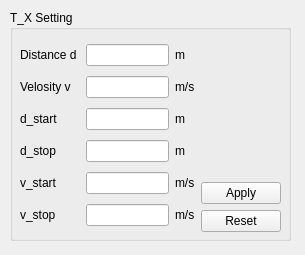
Bennys-Quarter/FMCW_Simulator, file app/ui/popup_target_setting.ui: the form before one commit.
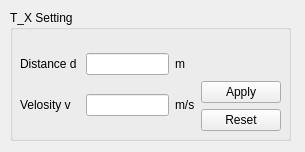
The form after the commit.

The edit to the form file:
```diff
--- a/app/ui/popup_target_setting.ui
+++ b/app/ui/popup_target_setting.ui
@@ -7,7 +7,7 @@
     <x>0</x>
     <y>0</y>
     <width>305</width>
-    <height>255</height>
+    <height>152</height>
    </rect>
   </property>
   <property name="windowTitle">
@@ -19,7 +19,7 @@
      <x>10</x>
      <y>10</y>
      <width>281</width>
-     <height>231</height>
+     <height>131</height>
     </rect>
    </property>
    <property name="title">
@@ -31,33 +31,16 @@
       <x>10</x>
       <y>30</y>
       <width>261</width>
-      <height>192</height>
+      <height>91</height>
      </rect>
     </property>
     <layout class="QHBoxLayout" name="horizontalLayout">
      <item>
       <layout class="QGridLayout" name="gridLayout">
-       <item row="5" column="2">
-        <widget class="QLabel" name="label_12">
+       <item row="0" column="0">
+        <widget class="QLabel" name="label">
          <property name="text">
-          <string>m/s</string>
-         </property>
-        </widget>
-       </item>
-       <item row="3" column="2">
-        <widget class="QLabel" name="label_10">
-         <property name="text">
-          <string>m</string>
-         </property>
-        </widget>
-       </item>
-       <item row="4" column="1">
-        <widget class="QLineEdit" name="lineEdit_v_start"/>
-       </item>
-       <item row="0" column="2">
-        <widget class="QLabel" name="label_5">
-         <property name="text">
-          <string>m</string>
+          <string>Distance d </string>
          </property>
         </widget>
        </item>
@@ -68,6 +51,13 @@
          </property>
         </widget>
        </item>
+       <item row="0" column="2">
+        <widget class="QLabel" name="label_5">
+         <property name="text">
+          <string>m</string>
+         </property>
+        </widget>
+       </item>
        <item row="0" column="1">
         <widget class="QLineEdit" name="lineEdit_d"/>
        </item>
@@ -78,70 +68,12 @@
          </property>
         </widget>
        </item>
-       <item row="3" column="0">
-        <widget class="QLabel" name="label_4">
-         <property name="text">
-          <string>d_stop</string>
-         </property>
-        </widget>
-       </item>
        <item row="1" column="1">
         <widget class="QLineEdit" name="lineEdit_v"/>
        </item>
-       <item row="5" column="0">
-        <widget class="QLabel" name="label_8">
-         <property name="text">
-          <string>v_stop</string>
-         </property>
-        </widget>
-       </item>
-       <item row="4" column="2">
-        <widget class="QLabel" name="label_11">
-         <property name="text">
-          <string>m/s</string>
-         </property>
-        </widget>
-       </item>
-       <item row="2" column="1">
-        <widget class="QLineEdit" name="lineEdit_d_start"/>
-       </item>
-       <item row="3" column="1">
-        <widget class="QLineEdit" name="lineEdit_d_stop"/>
-       </item>
-       <item row="0" column="0">
-        <widget class="QLabel" name="label">
-         <property name="text">
-          <string>Distance d </string>
-         </property>
-        </widget>
-       </item>
-       <item row="3" column="5">
+       <item row="2" column="5">
         <layout class="QVBoxLayout" name="verticalLayout"/>
        </item>
-       <item row="5" column="1">
-        <widget class="QLineEdit" name="lineEdit_v_stop"/>
-       </item>
-       <item row="2" column="0">
-        <widget class="QLabel" name="label_3">
-         <property name="text">
-          <string>d_start</string>
-         </property>
-        </widget>
-       </item>
-       <item row="2" column="2">
-        <widget class="QLabel" name="label_9">
-         <property name="text">
-          <string>m</string>
-         </property>
-        </widget>
-       </item>
-       <item row="4" column="0">
-        <widget class="QLabel" name="label_7">
-         <property name="text">
-          <string>v_start</string>
-         </property>
-        </widget>
-       </item>
       </layout>
      </item>
      <item>
```
